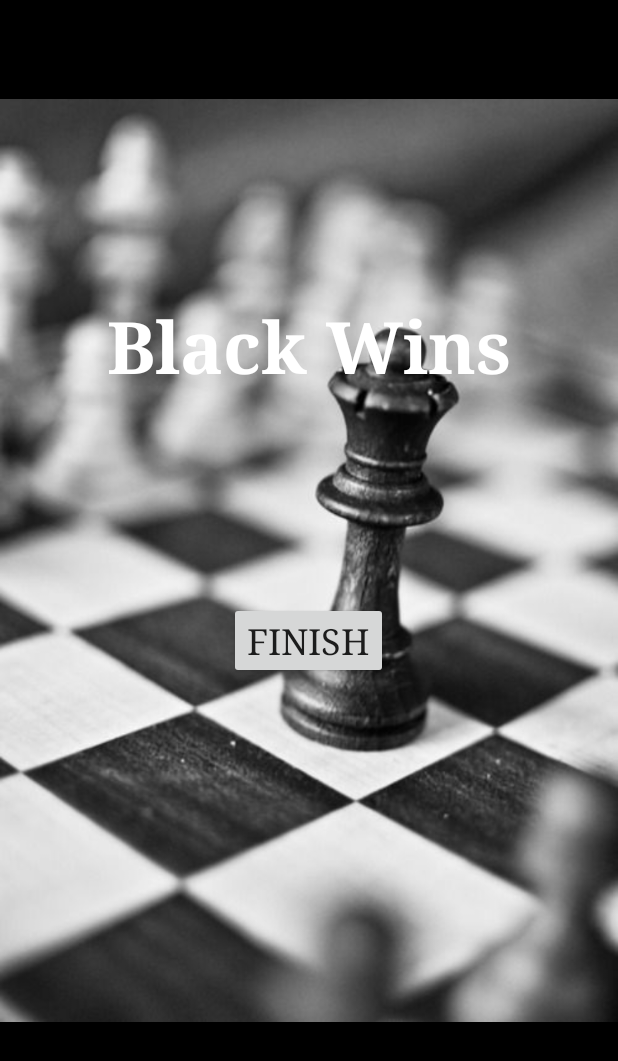
After one commit to yaooo/Chess-Android, an Android app: the EndGame screen opened directly, with no data from a screen before it, on a phone screen of 412 x 824 dp. The commit adds this screen. Shown: the top 1061 px of the screen. Run offline under Robolectric (Android 15) with nearby library versions, the phone set to English and light mode, and no system bars.

Commit message:
Finish game

```diff
--- a/app/src/main/AndroidManifest.xml
+++ b/app/src/main/AndroidManifest.xml
@@ -28,5 +28,8 @@
             android:name=".Controller.History"
             android:theme="@style/AppTheme.NoActionBar"/>
 
+        <activity
+            android:name=".Controller.EndGame"
+            android:theme="@style/AppTheme.NoActionBar"/>
     </application>
 </manifest>
--- /dev/null
+++ b/app/src/main/java/com/cs213/androidproject/chess_android_56/Controller/EndGame.java
@@ -0,0 +1,45 @@
+package com.cs213.androidproject.chess_android_56.Controller;
+
+import android.content.Context;
+import android.content.Intent;
+import android.support.v7.app.AppCompatActivity;
+import android.os.Bundle;
+import android.view.View;
+import android.widget.Button;
+import android.widget.TextView;
+import android.widget.Toast;
+
+import com.cs213.androidproject.chess_android_56.R;
+
+public class EndGame extends AppCompatActivity {
+
+    public static boolean blackWins = true;
+    @Override
+    protected void onCreate(Bundle savedInstanceState) {
+        super.onCreate(savedInstanceState);
+        setContentView(R.layout.activity_end_game);
+        Button back = (Button)findViewById(R.id.goBack);
+        TextView title = (TextView)findViewById(R.id.whoWins);
+
+        if(!blackWins){
+            title.setText(R.string.WhiteWins);
+        }
+        back.setOnClickListener(new View.OnClickListener() {
+            public void onClick(View v) {
+                Context context = getApplicationContext();
+                CharSequence text = "Going back to Main Menu...";
+                int duration = Toast.LENGTH_SHORT;
+                Toast toast = Toast.makeText(context, text, duration);
+                toast.show();
+                launchNewActivity();
+            }
+        });
+
+    }
+
+    private void launchNewActivity(){
+        Intent intent = new Intent(this, MainActivity.class);
+        blackWins = true;
+        startActivity(intent);
+    }
+}
--- a/app/src/main/java/com/cs213/androidproject/chess_android_56/Controller/MainActivity.java
+++ b/app/src/main/java/com/cs213/androidproject/chess_android_56/Controller/MainActivity.java
@@ -33,7 +33,7 @@ public class MainActivity extends AppCompatActivity {
             }
         });
 
-        // Start a new game
+        // History
         Button history_button = (Button)findViewById(R.id.history);
         history_button.setOnClickListener(new View.OnClickListener() {
             public void onClick(View v) {
--- /dev/null
+++ b/app/src/main/res/layout/activity_end_game.xml
@@ -0,0 +1,59 @@
+<?xml version="1.0" encoding="utf-8"?>
+<RelativeLayout xmlns:android="http://schemas.android.com/apk/res/android"
+    xmlns:app="http://schemas.android.com/apk/res-auto"
+    xmlns:tools="http://schemas.android.com/tools"
+    android:layout_width="match_parent"
+    android:layout_height="match_parent"
+    android:background="@color/colorBlack"
+    android:orientation="vertical"
+    tools:context="com.cs213.androidproject.chess_android_56.Controller.EndGame">
+
+    <RelativeLayout
+        android:layout_width="match_parent"
+        android:layout_height="match_parent"
+
+        >
+
+        <ImageView
+            android:id="@+id/imageView"
+            android:layout_width="wrap_content"
+            android:layout_height="wrap_content"
+            android:contentDescription="@string/wallpaper"
+            app:srcCompat="@drawable/win" />
+
+    </RelativeLayout>
+
+    <RelativeLayout
+        android:layout_width="match_parent"
+        android:layout_height="match_parent"
+        android:layout_alignParentEnd="true"
+        android:layout_alignParentTop="true">
+
+        <Button
+            android:id="@+id/goBack"
+            android:layout_width="wrap_content"
+            android:layout_height="wrap_content"
+            android:layout_below="@+id/whoWins"
+            android:layout_centerHorizontal="true"
+            android:layout_marginTop="138dp"
+            android:fontFamily="serif"
+            android:text="@string/finish"
+            android:textSize="24sp" />
+
+        <TextView
+            android:id="@+id/whoWins"
+            android:layout_width="wrap_content"
+            android:layout_height="wrap_content"
+            android:layout_alignParentTop="true"
+            android:layout_centerHorizontal="true"
+            android:layout_marginTop="198dp"
+            android:fontFamily="serif"
+            android:lineSpacingExtra="10sp"
+            android:text="@string/black_wins"
+            android:textAlignment="center"
+            android:textAppearance="@style/TextAppearance.AppCompat"
+            android:textColor="@color/colorWhite"
+            android:textSize="48sp"
+            android:textStyle="bold" />
+    </RelativeLayout>
+</RelativeLayout>
--- a/app/src/main/res/values/strings.xml
+++ b/app/src/main/res/values/strings.xml
@@ -12,4 +12,8 @@
     <string name="player1">Player1</string>
     <string name="player2">Player2</string>
     <string name="chess_board">Chess Board</string>
+    <string name="WhiteWins">White Wins</string>
+    <string name="finish">Finish</string>
+    <string name="black_wins">Black Wins</string>
+    <string name="wallpaper">wallPaper</string>
 </resources>
```
Also changed, not shown: app/src/main/java/com/cs213/androidproject/chess_android_56/Controller/NewGameActivity.java (+13 -10 lines), app/src/main/res/drawable/win.jpg (added).
